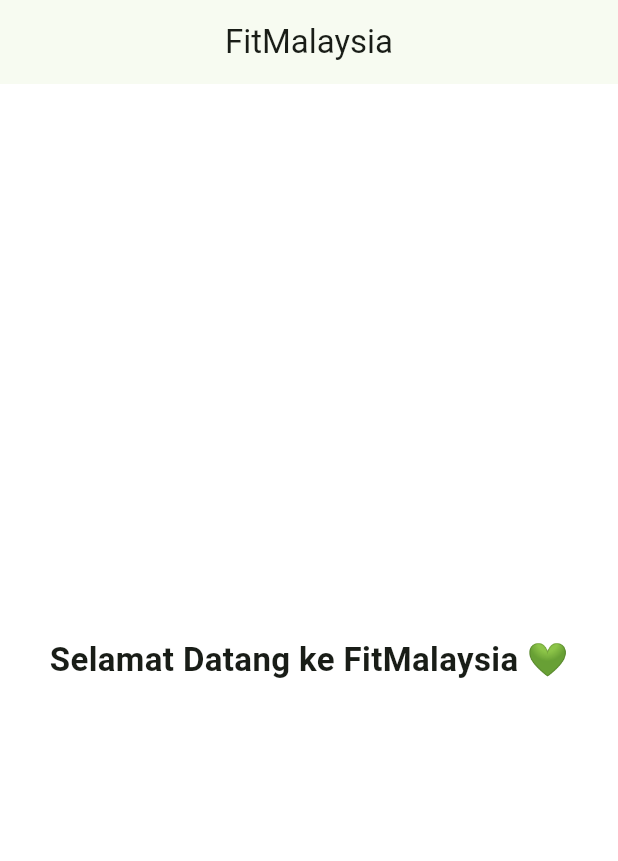
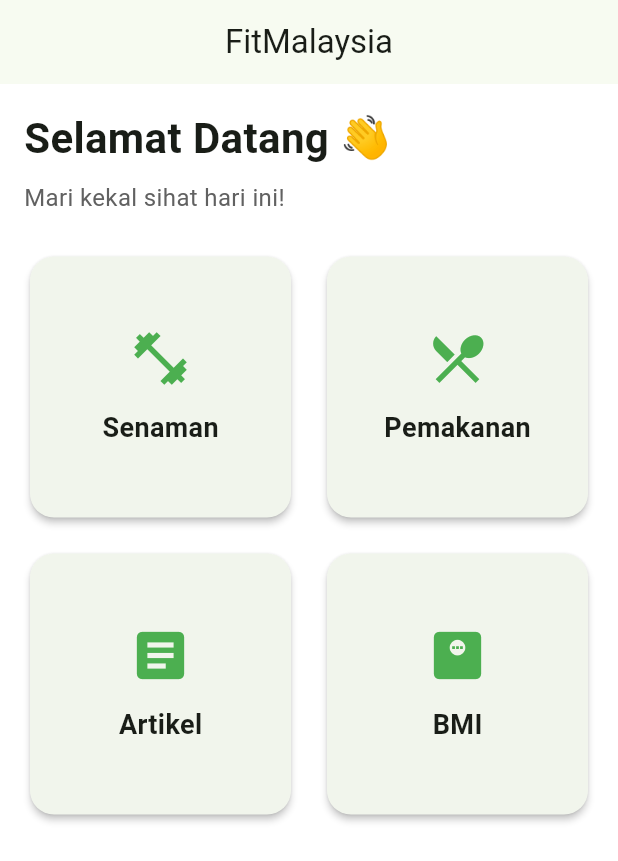
Before and after one commit to daddyizz/FitMalaysia, a Flutter app: the screen it shows after launch, on a phone screen of 412 x 824 dp. Shown: the top 861 px of the screen. Run offline on Flutter 3.47's test engine with Material 3 defaults, Android fonts, the phone set to English and light mode, and no system bars.

Commit message:
Sprint 3 - Home dashboard

```diff
--- a/lib/features/home/home_screen.dart
+++ b/lib/features/home/home_screen.dart
@@ -1,4 +1,6 @@
 import 'package:flutter/material.dart';
+
+import 'widgets/feature_card.dart';
 
 class HomeScreen extends StatelessWidget {
   const HomeScreen({super.key});
@@ -7,15 +9,59 @@
   Widget build(BuildContext context) {
     return Scaffold(
       appBar: AppBar(
-        title: const Text("FitMalaysia"),
+        title: const Text('FitMalaysia'),
       ),
-      body: const Center(
-        child: Text(
-          "Selamat Datang ke FitMalaysia 💚",
-          style: TextStyle(
-            fontSize: 22,
-            fontWeight: FontWeight.bold,
-          ),
+      body: Padding(
+        padding: const EdgeInsets.all(16),
+        child: Column(
+          crossAxisAlignment: CrossAxisAlignment.start,
+          children: [
+            const Text(
+              'Selamat Datang 👋',
+              style: TextStyle(
+                fontSize: 28,
+                fontWeight: FontWeight.bold,
+              ),
+            ),
+
+            const SizedBox(height: 8),
+
+            Text(
+              'Mari kekal sihat hari ini!',
+              style: TextStyle(
+                fontSize: 16,
+                color: Colors.grey.shade700,
+              ),
+            ),
+
+            const SizedBox(height: 24),
+
+            Expanded(
+              child: GridView.count(
+                crossAxisCount: 2,
+                crossAxisSpacing: 16,
+                mainAxisSpacing: 16,
+                children: const [
+                  FeatureCard(
+                    icon: Icons.fitness_center,
+                    title: 'Senaman',
+                  ),
+                  FeatureCard(
+                    icon: Icons.restaurant_menu,
+                    title: 'Pemakanan',
+                  ),
+                  FeatureCard(
+                    icon: Icons.article,
+                    title: 'Artikel',
+                  ),
+                  FeatureCard(
+                    icon: Icons.monitor_weight,
+                    title: 'BMI',
+                  ),
+                ],
+              ),
+            ),
+          ],
         ),
       ),
     );
--- /dev/null
+++ b/lib/features/home/widgets/feature_card.dart
@@ -0,0 +1,50 @@
+import 'package:flutter/material.dart';
+
+class FeatureCard extends StatelessWidget {
+  final IconData icon;
+  final String title;
+  final VoidCallback? onTap;
+
+  const FeatureCard({
+    super.key,
+    required this.icon,
+    required this.title,
+    this.onTap,
+  });
+
+  @override
+  Widget build(BuildContext context) {
+    return Card(
+      elevation: 2,
+      shape: RoundedRectangleBorder(
+        borderRadius: BorderRadius.circular(16),
+      ),
+      clipBehavior: Clip.antiAlias,
+      child: InkWell(
+        onTap: onTap,
+        borderRadius: BorderRadius.circular(16),
+        child: SizedBox(
+          height: 140,
+          child: Column(
+            mainAxisAlignment: MainAxisAlignment.center,
+            children: [
+              Icon(
+                icon,
+                size: 42,
+                color: Colors.green,
+              ),
+              const SizedBox(height: 12),
+              Text(
+                title,
+                style: const TextStyle(
+                  fontSize: 18,
+                  fontWeight: FontWeight.w600,
+                ),
+              ),
+            ],
+          ),
+        ),
+      ),
+    );
+  }
+}
```
